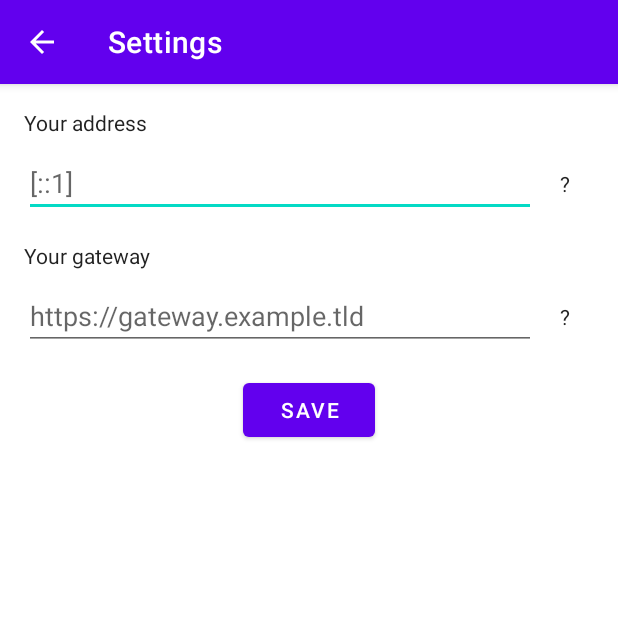
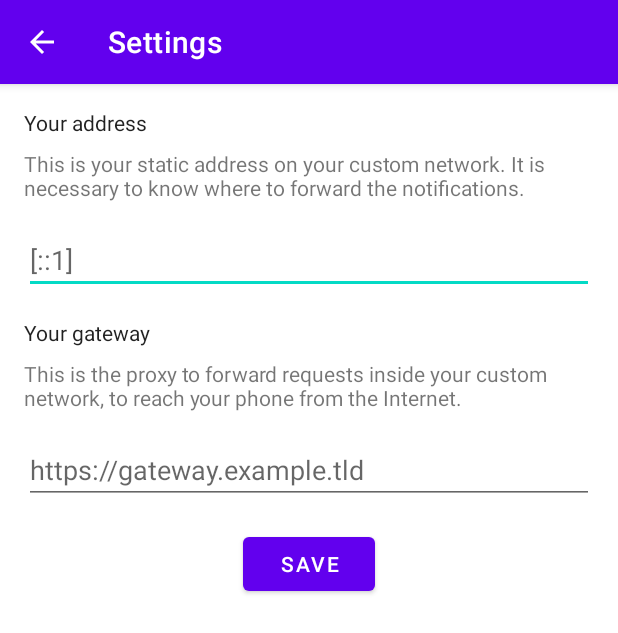
Before and after one commit to NoProvider2Push/android, an Android app: the screen it shows after launch (SettingsActivity), in the options menu, after a tap on "Settings", on a phone screen of 412 x 824 dp. Shown: the top 633 px of the screen. Run offline under Robolectric (Android 15) with nearby library versions, the phone set to English and light mode, and no system bars.

Commit message:
add info + app list

```diff
--- a/app/src/main/java/com/flyingpanda/noprovider2push/activities/MainActivity.kt
+++ b/app/src/main/java/com/flyingpanda/noprovider2push/activities/MainActivity.kt
@@ -5,17 +5,72 @@ import android.content.Intent
 import android.os.Bundle
 import android.view.Menu
 import android.view.MenuItem
+import android.view.View
+import android.widget.AdapterView
+import android.widget.ArrayAdapter
+import android.widget.ListView
 import androidx.appcompat.app.AppCompatActivity
 import com.flyingpanda.noprovider2push.R
 import com.flyingpanda.noprovider2push.services.Listener
+import com.flyingpanda.noprovider2push.services.MessagingDatabase
+
 
 class MainActivity : AppCompatActivity() {
+
+    private lateinit var listView : ListView
 
     override fun onCreate(savedInstanceState: Bundle?) {
         super.onCreate(savedInstanceState)
         setContentView(R.layout.activity_main)
         setSupportActionBar(findViewById(R.id.toolbar))
         startListener(this)
+
+        listView = findViewById<ListView>(R.id.applications_list)
+        val db = MessagingDatabase(this)
+        var appList = db.listApps()
+        db.close()
+        listView.adapter = ArrayAdapter(
+                this,
+                android.R.layout.simple_list_item_1,
+                appList
+        )
+        listView.setOnItemLongClickListener(
+                fun(parent: AdapterView<*>, v: View, position: Int, id: Long): Boolean {
+                    val alert: android.app.AlertDialog.Builder = android.app.AlertDialog.Builder(
+                            this@MainActivity)
+                    alert.setTitle("Unregistering")
+                    alert.setMessage("Are you sure to unregister ${appList[position]} ?")
+                    alert.setPositiveButton("YES") { dialog, which ->
+                        val db = MessagingDatabase(this)
+                        db.forceUnregisterApp(appList[position])
+                        appList = db.listApps()
+                        db.close()
+                        listView.adapter = ArrayAdapter(
+                                this,
+                                android.R.layout.simple_list_item_1,
+                                appList
+                        )
+                        dialog.dismiss()
+                    }
+                    alert.setNegativeButton("NO") { dialog, which -> dialog.dismiss() }
+                    alert.show()
+                    return true
+                }
+        )
+    }
+
+    override fun onWindowFocusChanged(hasFocus: Boolean) {
+        super.onWindowFocusChanged(hasFocus)
+        if(hasFocus) {
+            val db = MessagingDatabase(this)
+            val appList = db.listApps()
+            db.close()
+            listView.adapter = ArrayAdapter(
+                    this,
+                    android.R.layout.simple_list_item_1,
+                    appList
+            )
+        }
     }
 
     override fun onCreateOptionsMenu(menu: Menu): Boolean {
--- a/app/src/main/java/com/flyingpanda/noprovider2push/services/MessagingDatabase.kt
+++ b/app/src/main/java/com/flyingpanda/noprovider2push/services/MessagingDatabase.kt
@@ -102,4 +102,22 @@ class MessagingDatabase(context: Context) : SQLiteOpenHelper(context, DB_NAME, n
             if (cursor.moveToFirst()) cursor.getString(cursor.getColumnIndex(FIELD_SERVICE_NAME)) else ""
         }
     }
+
+    fun listApps(): List<String>{
+        val db = readableDatabase
+        val projection = arrayOf(FIELD_PACKAGE_NAME)
+        return db.query(
+                TABLE_APPS,
+                projection,
+                null,
+                null,
+                null,
+                null,
+                null
+        ).use{ cursor ->
+            generateSequence { if (cursor.moveToNext()) cursor else null }
+                    .map{ it.getString(it.getColumnIndex(FIELD_PACKAGE_NAME)) }
+                    .toList()
+        }
+    }
 }
--- a/app/src/main/java/com/flyingpanda/noprovider2push/services/PushNotification.kt
+++ b/app/src/main/java/com/flyingpanda/noprovider2push/services/PushNotification.kt
@@ -7,7 +7,6 @@ import android.content.ServiceConnection
 import android.os.*
 import android.util.Log
 import androidx.core.os.bundleOf
-//import com.google.gson.Gson
 
 /**
  * THIS FUNC IS USED TO PUSH NOTIFICATIONS TO OTHER APPS
--- a/app/src/main/res/layout/activity_settings.xml
+++ b/app/src/main/res/layout/activity_settings.xml
@@ -22,14 +22,14 @@
         android:layout_width="0dp"
         android:layout_height="wrap_content"
         android:layout_marginStart="16dp"
-        android:layout_marginTop="8dp"
+        android:layout_marginTop="16dp"
         android:layout_marginEnd="16dp"
         android:ems="10"
         android:hint="@string/settings_address_hint"
         android:inputType="textPersonName"
-        app:layout_constraintEnd_toStartOf="@+id/settings_address_help"
+        app:layout_constraintEnd_toEndOf="parent"
         app:layout_constraintStart_toStartOf="parent"
-        app:layout_constraintTop_toBottomOf="@+id/settings_address_label" />
+        app:layout_constraintTop_toBottomOf="@+id/textView" />
 
     <TextView
         android:id="@+id/settings_address_help"
@@ -60,27 +60,14 @@
         android:layout_width="0dp"
         android:layout_height="wrap_content"
         android:layout_marginStart="16dp"
-        android:layout_marginTop="8dp"
+        android:layout_marginTop="16dp"
         android:layout_marginEnd="16dp"
         android:ems="10"
         android:hint="@string/settings_gateway_hint"
         android:inputType="textPersonName"
-        app:layout_constraintEnd_toStartOf="@+id/settings_gateway_help"
+        app:layout_constraintEnd_toEndOf="parent"
         app:layout_constraintStart_toStartOf="parent"
-        app:layout_constraintTop_toBottomOf="@+id/settings_gateway_label" />
-
-    <TextView
-        android:id="@+id/settings_gateway_help"
-        android:layout_width="wrap_content"
-        android:layout_height="wrap_content"
-        android:layout_marginEnd="32dp"
-        android:clickable="true"
-        android:focusable="true"
-        android:text="@string/help"
-        android:textAppearance="@style/TextAppearance.AppCompat.Body1"
-        app:layout_constraintBottom_toBottomOf="@+id/settings_gateway_value"
-        app:layout_constraintEnd_toEndOf="parent"
-        app:layout_constraintTop_toTopOf="@+id/settings_gateway_value" />
+        app:layout_constraintTop_toBottomOf="@+id/textView2" />
 
     <Button
         android:id="@+id/settings_save_button"
@@ -93,4 +80,30 @@
         app:layout_constraintStart_toStartOf="parent"
         app:layout_constraintTop_toBottomOf="@+id/settings_gateway_value" />
 
+    <TextView
+        android:id="@+id/textView"
+        android:layout_width="0dp"
+        android:layout_height="wrap_content"
+        android:layout_marginStart="16dp"
+        android:layout_marginTop="8dp"
+        android:layout_marginEnd="16dp"
+        android:text="@string/settings_address_information"
+        android:textAppearance="@style/TextAppearance.AppCompat.Small"
+        app:layout_constraintEnd_toEndOf="parent"
+        app:layout_constraintStart_toStartOf="parent"
+        app:layout_constraintTop_toBottomOf="@+id/settings_address_label" />
+
+    <TextView
+        android:id="@+id/textView2"
+        android:layout_width="0dp"
+        android:layout_height="wrap_content"
+        android:layout_marginStart="16dp"
+        android:layout_marginTop="8dp"
+        android:layout_marginEnd="16dp"
+        android:text="@string/settings_gateway_information"
+        android:textAppearance="@style/TextAppearance.AppCompat.Small"
+        app:layout_constraintEnd_toEndOf="parent"
+        app:layout_constraintStart_toStartOf="parent"
+        app:layout_constraintTop_toBottomOf="@+id/settings_gateway_label" />
+
 </androidx.constraintlayout.widget.ConstraintLayout>
--- a/app/src/main/res/values/strings.xml
+++ b/app/src/main/res/values/strings.xml
@@ -3,25 +3,16 @@
     <string name="action_settings">Settings</string>
 
     <!-- Strings used on the main page -->
-    <string name="main_about">[todo] About this app</string>
+    <string name="main_about">NoProvider2Push is able to provide push notifications without a push provider. For this, it needs a static address even with the roaming. It is achievable with a custom network such as a VPN or the yggdrasil network.</string>
     <string name="main_applications_title">Registered applications</string>
-
-    <!-- Strings used for fragments for navigation -->
-    <string name="first_fragment_label">First Fragment</string>
-    <string name="second_fragment_label">Second Fragment</string>
-    <string name="next">Next</string>
-    <string name="previous">Previous</string>
-
-    <string name="hello_first_fragment">Hello first fragment</string>
-    <string name="hello_second_fragment">Hello second fragment. Arg: %1$s</string>
 
     <!-- Strings used for configuration -->
     <string name="settings_address_label">Your address</string>
-    <string name="settings_address_information">[todo] information about the address</string>
+    <string name="settings_address_information">This is your static address on your custom network. It is necessary to know where to forward the notifications.</string>
     <string name="settings_address_hint">[::1]</string>
     <string name="settings_gateway_label">Your gateway</string>
-    <string name="settings_gateway_information">[todo] information about the gateway</string>
+    <string name="settings_gateway_information">This is the proxy to forward requests inside your custom network, to reach your phone from the Internet.</string>
     <string name="settings_gateway_hint">https://gateway.example.tld</string>
     <string name="settings_save_button">Save</string>
-    <string name="help">\?</string>
+    <string name="help"></string>
 </resources>
```
Also changed, not shown: app/src/main/res/layout/content_main.xml (+7 -8 lines).
